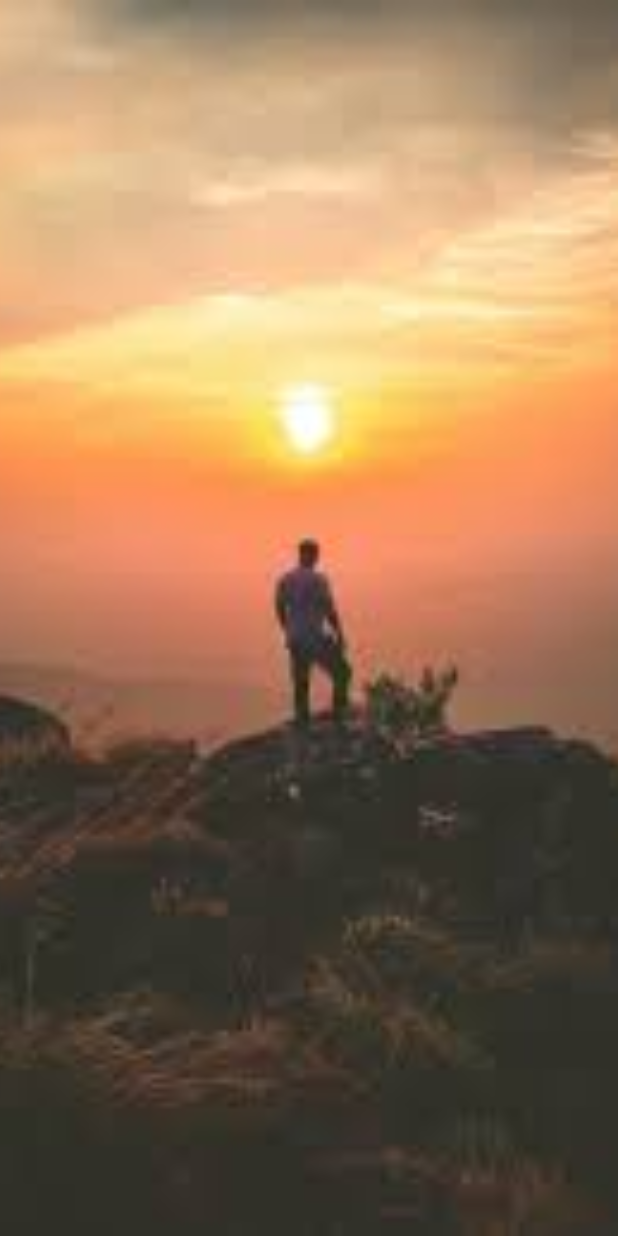
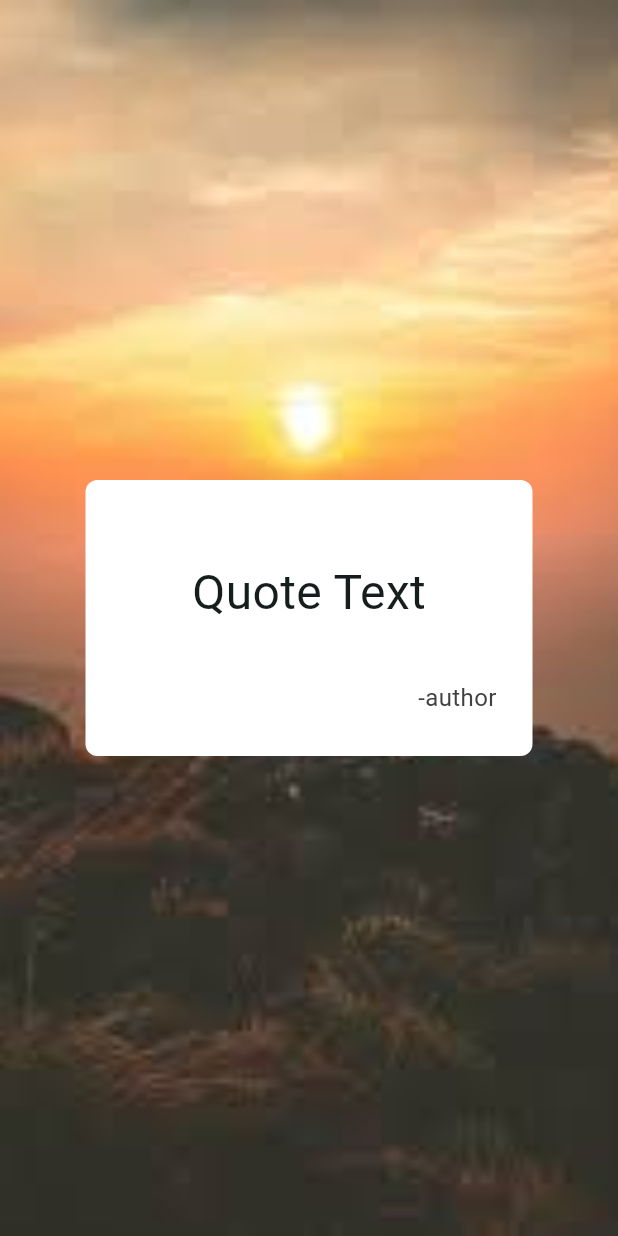
Before and after one commit to DanielLeke/Quote-App, a Flutter app: the screen it shows after launch, on a phone screen of 412 x 824 dp. Run offline on Flutter 3.47's test engine with Material 3 defaults, Android fonts, the phone set to English and light mode, and no system bars; our stand-ins replace get.

Commit message:
Built the quote display

```diff
--- a/lib/generate_random_quote.dart
+++ b/lib/generate_random_quote.dart
@@ -25,8 +25,84 @@ class BackgroundImage extends StatelessWidget {
         image: DecorationImage(
           image: AssetImage('assets/actual quote app background.jpeg'),
           fit: BoxFit.cover
-        )
+        ),
+      ),
+      child: Column(
+        mainAxisAlignment: MainAxisAlignment.center,
+        children: [
+          QuoteDisplay()
+        ],
       ),
     );
   }
 }
+
+class QuoteDisplay extends StatelessWidget {
+  const QuoteDisplay({super.key});
+
+  @override
+  Widget build(BuildContext context) {
+    return Container(
+      width: 298,
+      height: 184,
+      decoration: BoxDecoration(
+        borderRadius: BorderRadius.circular(8),
+        color: Colors.white
+      ),
+      child: Padding(
+        padding: const EdgeInsets.only(top:24.0, left: 24, right: 24),
+        child: Column(
+          mainAxisAlignment: MainAxisAlignment.spaceEvenly,
+          children: [
+            Row(
+              mainAxisAlignment: MainAxisAlignment.center,
+              children: [
+                QuoteText(),
+              ],
+            ),
+            AuthorDisplay()
+          ],
+        ),
+      ),
+    );
+  }
+}
+
+class QuoteText extends StatelessWidget {
+  const QuoteText({
+    super.key,
+  });
+
+  @override
+  Widget build(BuildContext context) {
+    return Text(
+      "Quote Text",
+      style: TextStyle(
+        fontSize: 32
+      ),
+    );
+  }
+}
+
+class AuthorDisplay extends StatelessWidget {
+  const AuthorDisplay({super.key});
+
+  @override
+  Widget build(BuildContext context) {
+    return Row(
+      mainAxisAlignment: MainAxisAlignment.end,
+      children: [
+        Padding(
+          padding: const EdgeInsets.only(top:8.0),
+          child: Text(
+            "-author",
+            style: TextStyle(
+              fontSize: 16,
+              color: Color(0xFF414141)
+            ),
+          ),
+        ),
+      ],
+    );
+  }
+}
```
